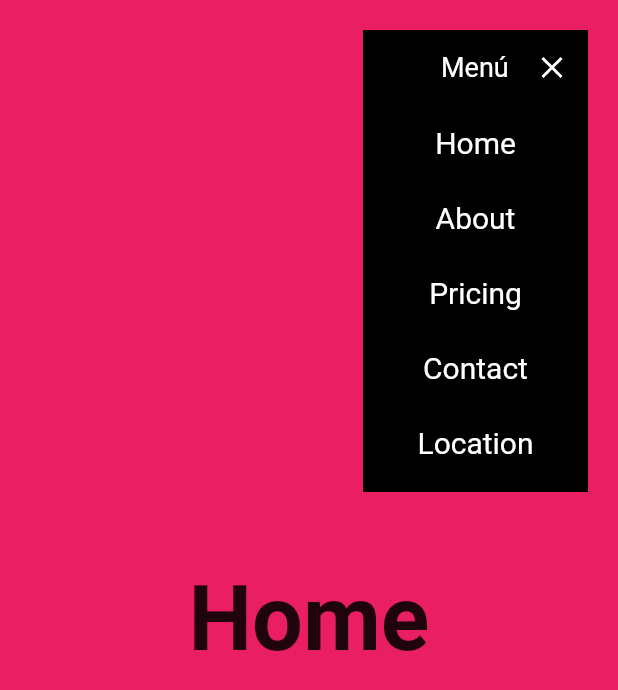
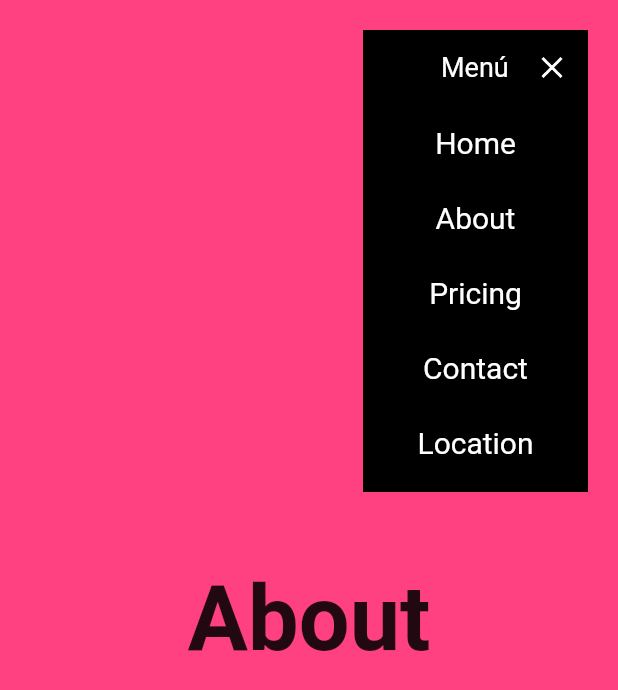
Before and after one commit to Josehdez96/flutter_web, a Flutter app: the screen it shows after launch, after a tap on "Menú", after a tap on "About", on a phone screen of 412 x 824 dp. Shown: the top 690 px of the screen. Run offline on Flutter 3.47's test engine with Material 2 defaults, Android fonts, the phone set to English and light mode, and no system bars; our stand-ins replace animate_do, fluro, google_fonts; missing offline and left inert: dart:js.

Commit message:
provider to scroll the wepage

```diff
--- a/lib/main.dart
+++ b/lib/main.dart
@@ -1,8 +1,25 @@
 import 'package:flutter/material.dart';
+import 'package:provider/provider.dart';
+import 'package:vertical_landing_page/providers/page_provider.dart';
 import 'package:vertical_landing_page/router/router.dart';
-import 'package:vertical_landing_page/ui/pages/home_page.dart';
 
-void main() => runApp(MyApp());
+void main() => runApp(AppState());
+
+class AppState extends StatelessWidget {
+  const AppState({ Key? key }) : super(key: key);
+
+  @override
+  Widget build(BuildContext context) {
+    return MultiProvider(
+      providers: [
+        ChangeNotifierProvider( create: ( _ ) => PageProvider() )
+      ],
+      child: MyApp(),
+    );
+  }
+}
+
+
 
 class MyApp extends StatefulWidget {
   @override
--- /dev/null
+++ b/lib/providers/page_provider.dart
@@ -0,0 +1,14 @@
+import 'package:flutter/material.dart';
+
+class PageProvider extends ChangeNotifier {
+
+  PageController scrollController = new PageController();
+
+  goTo(int index) {
+    scrollController.animateToPage(index,
+    duration: Duration(milliseconds: 300),
+    curve: Curves.easeInOut
+    );
+  }
+
+}
--- a/lib/router/router_handlers.dart
+++ b/lib/router/router_handlers.dart
@@ -7,5 +7,8 @@ import 'package:vertical_landing_page/ui/pages/home_page.dart';
 final homeHandler = Handler(
   handlerFunc: (context, params) {
 
-    return HomePage();
+    final page = params['page']!.first;
+
+    if (page != '/')
+      return HomePage();
 });
--- a/lib/ui/pages/home_page.dart
+++ b/lib/ui/pages/home_page.dart
@@ -1,4 +1,6 @@
 import 'package:flutter/material.dart';
+import 'package:provider/provider.dart';
+import 'package:vertical_landing_page/providers/page_provider.dart';
 import 'package:vertical_landing_page/ui/shared/custom_app_menu.dart';
 import 'package:vertical_landing_page/ui/views/about_view.dart';
 import 'package:vertical_landing_page/ui/views/contact_view.dart';
@@ -43,9 +45,14 @@ class HomePage extends StatelessWidget {
 }
 
 class _HomeBody extends StatelessWidget {
+
   @override
   Widget build(BuildContext context) {
+
+    final pageProvider = Provider.of<PageProvider>(context, listen: false);
+
     return PageView(
+      controller: pageProvider.scrollController,
       scrollDirection: Axis.vertical,
       children: [
         HomeView(),
--- a/lib/ui/shared/custom_app_menu.dart
+++ b/lib/ui/shared/custom_app_menu.dart
@@ -1,5 +1,7 @@
 import 'package:flutter/material.dart';
 import 'package:google_fonts/google_fonts.dart';
+import 'package:provider/provider.dart';
+import 'package:vertical_landing_page/providers/page_provider.dart';
 import 'package:vertical_landing_page/ui/shared/custom_menu_item.dart';
 
 class CustomAppMenu extends StatefulWidget {
@@ -22,6 +24,9 @@ class _CustomAppMenuState extends State<CustomAppMenu> with SingleTickerProvider
 
   @override
   Widget build(BuildContext context) {
+
+    final pageProvider = Provider.of<PageProvider>(context, listen: false);
+
     return MouseRegion(
       cursor: SystemMouseCursors.click,
       child: GestureDetector(
@@ -48,11 +53,11 @@ class _CustomAppMenuState extends State<CustomAppMenu> with SingleTickerProvider
 
                 if (isOpen)
                   ...[
-                    CustomMenuItem(text: 'Home', onPressed: () {}),
-                    CustomMenuItem(text: 'About', onPressed: () {}),
-                    CustomMenuItem(text: 'Pricing', onPressed: () {}),
-                    CustomMenuItem(text: 'Contact', onPressed: () {}),
-                    CustomMenuItem(text: 'Location', onPressed: () {}),
+                    CustomMenuItem(text: 'Home', onPressed: () => pageProvider.goTo(0)),
+                    CustomMenuItem(text: 'About', onPressed: () => pageProvider.goTo(1)),
+                    CustomMenuItem(text: 'Pricing', onPressed: () => pageProvider.goTo(2)),
+                    CustomMenuItem(text: 'Contact', onPressed: () => pageProvider.goTo(3)),
+                    CustomMenuItem(text: 'Location', onPressed: () => pageProvider.goTo(4)),
                     SizedBox( height: 8 )
                   ]
               ],
--- a/pubspec.yaml
+++ b/pubspec.yaml
@@ -27,6 +27,7 @@ dependencies:
   flutter:
     sdk: flutter
   google_fonts: ^2.1.0
+  provider: ^6.0.0
 
 dev_dependencies:
   flutter_test:
```
Also changed, not shown: pubspec.lock.
